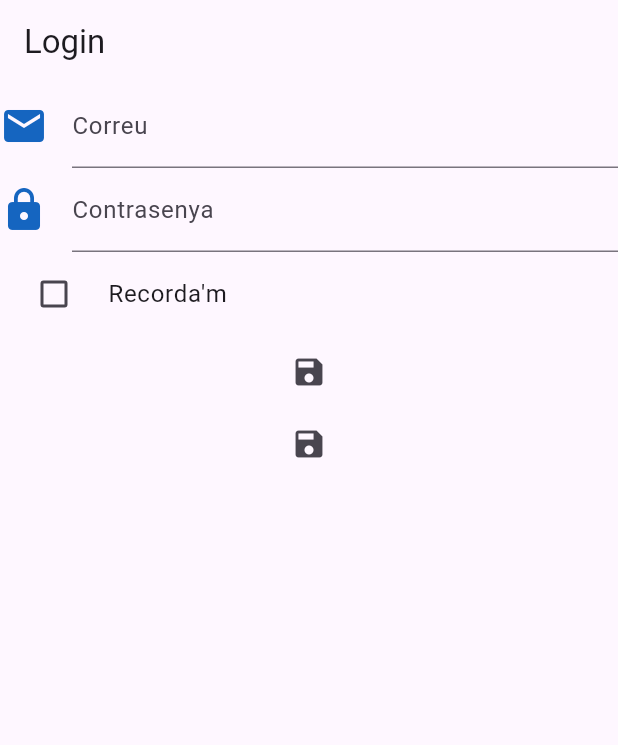
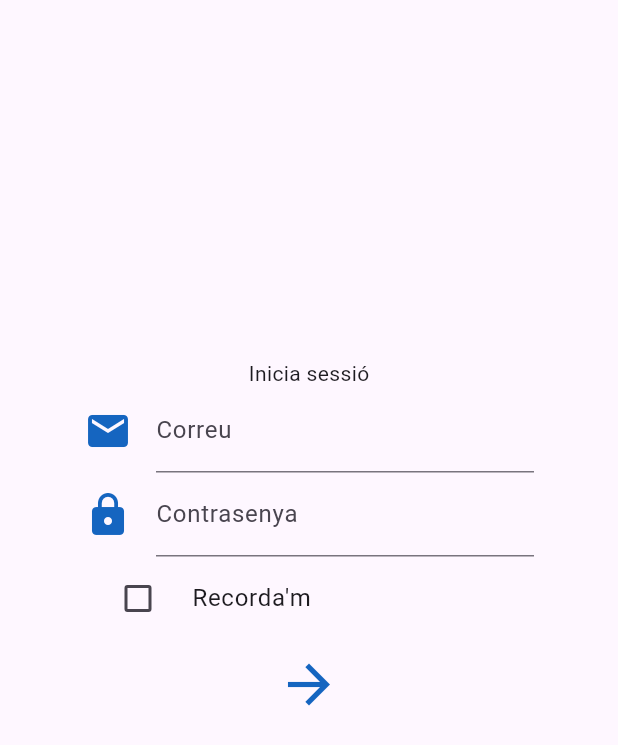
Before and after one commit to Elloberas04/examen_practic_sim, a Flutter app: the screen it shows after launch, on a phone screen of 412 x 824 dp. Shown: the top 745 px of the screen. Run offline on Flutter 3.47's test engine with Material 3 defaults, Android fonts, the phone set to English and light mode, and no system bars; our stand-ins replace shared_preferences; accounts and stored records are empty.

Commit message:
login good

```diff
--- a/lib/main.dart
+++ b/lib/main.dart
@@ -1,10 +1,13 @@
+import 'package:examen_practic_sim/preferences/preferences.dart';
 import 'package:examen_practic_sim/screens/login_or_register.dart';
 import 'package:flutter/material.dart';
 import 'package:provider/provider.dart';
 import 'screens/screens.dart';
 import 'services/services.dart';
 
-void main() {
+void main() async {
+  WidgetsFlutterBinding.ensureInitialized();
+  await Preferences.init();
   runApp(AppState());
 }
 
@@ -29,7 +32,7 @@ class MyApp extends StatelessWidget {
       title: 'Flutter Demo',
       theme: ThemeData(primarySwatch: Colors.blue),
       routes: {
-        '/': (_) => LoginScreen(),
+        '/': (_) => LoginOrRegisterScreen(),
         'home': (_) => HomeScreen(),
         'detail': (_) => DetailScreen(),
       },
--- a/lib/preferences/preferences.dart
+++ b/lib/preferences/preferences.dart
@@ -5,6 +5,7 @@ class Preferences {
 
   static String correu = '';
   static String contrasenya = '';
+  static bool recordar = false;
 
   static Future init() async {
     _prefs = await SharedPreferences.getInstance();
@@ -25,4 +26,12 @@ class Preferences {
   static set password(String value) {
     _prefs.setString('contrasenya', value);
   }
+
+  static bool get remember {
+    return _prefs.getBool('recordar') ?? false;
+  }
+
+  static set remember(bool value) {
+    _prefs.setBool('recordar', value);
+  }
 }
--- a/lib/screens/login_or_register.dart
+++ b/lib/screens/login_or_register.dart
@@ -1,24 +1,65 @@
 import 'package:examen_practic_sim/preferences/preferences.dart';
+import 'package:examen_practic_sim/services/user_service.dart';
 import 'package:flutter/material.dart';
+import 'package:provider/provider.dart';
 
-class LoginScreen extends StatelessWidget {
-  const LoginScreen({super.key});
+class LoginOrRegisterScreen extends StatefulWidget {
+  const LoginOrRegisterScreen({super.key});
+
+  @override
+  _LoginOrRegisterScreenState createState() => _LoginOrRegisterScreenState();
+}
+
+class _LoginOrRegisterScreenState extends State<LoginOrRegisterScreen>
+    with SingleTickerProviderStateMixin {
+  final GlobalKey<FormState> _key = GlobalKey();
+
+  bool _isChecked = Preferences.remember;
+  final TextEditingController _emailController = TextEditingController();
+  final TextEditingController _passwordController = TextEditingController();
+
+  @override
+  void initState() {
+    super.initState();
+    _passwordController.text = Preferences.password;
+    _emailController.text = Preferences.email;
+  }
 
   @override
   Widget build(BuildContext context) {
-    final TextEditingController _emailController = TextEditingController();
-    final TextEditingController _passwordController = TextEditingController();
-    bool _isChecked = false;
+    return Scaffold(
+      body: Center(
+        child: Column(
+          mainAxisAlignment: MainAxisAlignment.center,
+          children: [
+            loginOrRegisterForm(),
+            const SizedBox(height: 100),
+          ],
+        ),
+      ),
+    );
+  }
 
-    return Scaffold(
-      appBar: AppBar(
-        title: const Text('Login'),
-      ),
-      body: Column(
-        children: [
+  Widget loginOrRegisterForm() {
+    return Column(
+      mainAxisAlignment: MainAxisAlignment.center,
+      children: <Widget>[
+        const Text('Inicia sessió'),
+        SizedBox(
+          width: 300.0,
+          child: Form(
+            key: _key,
+            child: Column(
+              children: <Widget>[
                 TextFormField(
-            initialValue: Preferences.correu,
-            // controller: _emailController,
+                  controller: _emailController,
+                  // initialValue: Preferences.email,
+                  validator: (text) {
+                    if (text!.isEmpty) {
+                      return "Correu es obligatori";
+                    }
+                    return null;
+                  },
                   keyboardType: TextInputType.emailAddress,
                   maxLength: 50,
                   textAlign: TextAlign.left,
@@ -26,12 +67,21 @@ class LoginScreen extends StatelessWidget {
                     hintText: 'Escrigui el seu correu',
                     labelText: 'Correu',
                     counterText: '',
-              icon: Icon(Icons.email, size: 32.0, color: Colors.blue[800]),
+                    icon:
+                        Icon(Icons.email, size: 32.0, color: Colors.blue[800]),
                   ),
                 ),
                 TextFormField(
-            initialValue: Preferences.contrasenya,
-            // controller: _passwordController,
+                  controller: _passwordController,
+                  // initialValue: Preferences.password,
+                  validator: (text) {
+                    if (text!.isEmpty) {
+                      return "Contrasenya és obligatori";
+                    } else if (text.length <= 5) {
+                      return "Contrasenya mínim de 5 caràcters";
+                    }
+                    return null;
+                  },
                   keyboardType: TextInputType.text,
                   maxLength: 20,
                   textAlign: TextAlign.left,
@@ -46,28 +96,38 @@ class LoginScreen extends StatelessWidget {
                   value: _isChecked,
                   onChanged: (value) {
                     _isChecked = value!;
+                    setState(() {});
                   },
-            title: Text('Recorda\'m'),
+                  title: const Text('Recorda\'m'),
                   controlAffinity: ListTileControlAffinity.leading,
                 ),
                 IconButton(
-            onPressed: () {
-              if (_isChecked) {
-                Preferences.correu = _emailController.text;
-                Preferences.contrasenya = _passwordController.text;
+                  onPressed: () => {
+                    if (_isChecked)
+                      {
+                        Preferences.email = _emailController.value.text,
+                        Preferences.password = _passwordController.value.text,
+                        Preferences.remember = _isChecked,
                       }
-              Navigator.of(context).pushNamed('home');
+                    else
+                      {
+                        Preferences.email = '',
+                        Preferences.password = '',
+                        Preferences.remember = _isChecked,
                       },
-            icon: const Icon(Icons.save),
+                    Navigator.of(context).pushReplacementNamed('home'),
+                  },
+                  icon: Icon(
+                    Icons.arrow_forward,
+                    size: 42.0,
+                    color: Colors.blue[800],
                   ),
-          IconButton(
-              onPressed: () {
-                Preferences.correu = '';
-                Preferences.contrasenya = '';
-              },
-              icon: const Icon(Icons.save))
+                ),
               ],
             ),
+          ),
+        ),
+      ],
     );
   }
 }
--- a/pubspec.yaml
+++ b/pubspec.yaml
@@ -63,7 +63,8 @@ flutter:
   uses-material-design: true
 
   # To add assets to your application, add an assets section, like this:
-  # assets:
+  assets:
+    - assets/
   #   - images/a_dot_burr.jpeg
   #   - images/a_dot_ham.jpeg
 
```
Also changed, not shown: lib/screens/detail_screen.dart (+9 -11 lines), assets/no-image.jpg (added). Lines whose indentation alone changed are shown as unchanged.
